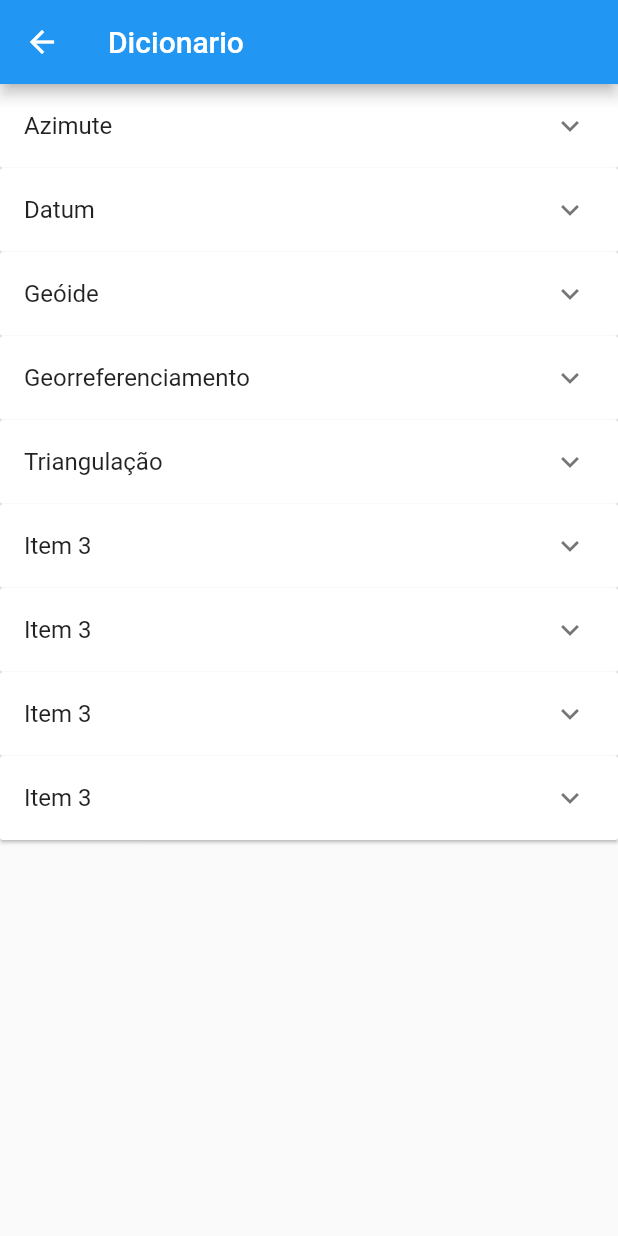
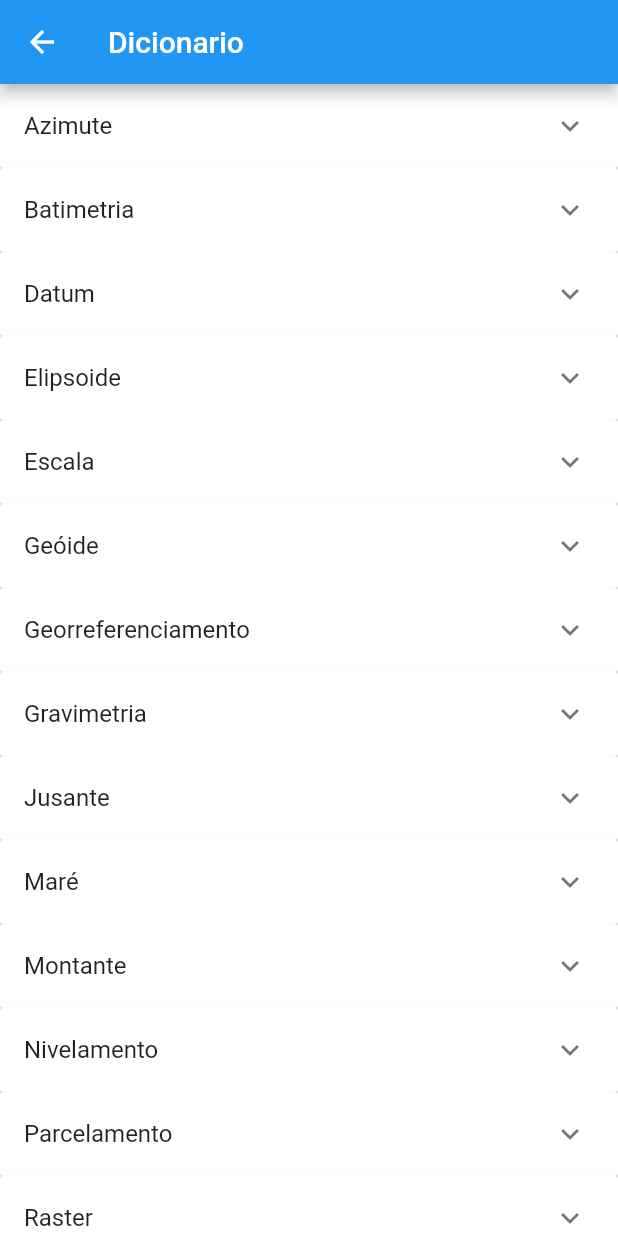
Before and after one commit to Makas-M/ALLCIG, a Flutter app: the Dicionario screen opened directly, on a phone screen of 412 x 824 dp. Run offline on Flutter 3.47's test engine with Material 2 defaults, Android fonts, the phone set to English and light mode, and no system bars.

Commit message:
17 significados no dicionario

```diff
--- a/allcig/lib/Componentes/Dicionario/Dicionario.dart
+++ b/allcig/lib/Componentes/Dicionario/Dicionario.dart
@@ -14,17 +14,23 @@ class Dicionario extends StatefulWidget {
 
 class _DicionarioState extends State<Dicionario> {
   final List<Item>  _items = [
-    Item(
-      title: 'Azimute',
-      content: 'Azimute é a medida angular horizontal entre uma direcção de referência, geralmente o norte, e um ponto específico em um plano horizontal.'),
-    Item(title: 'Datum', content: 'É um conjunto de parâmetros que define a posição e orientação de um elipsoide de referência em relação à Terra real. É usado como base para determinar coordenadas geográficas e altitudes.'),
-    Item(title: 'Geóide', content: 'É uma superfície equipotencial do campo gravitacional terrestre que melhor se ajusta ao nível médio dos oceanos em todo o planeta. É usado como referência para medir altitudes e representa a forma "real" da Terra, levando em conta as irregularidades topográficas.'),
-    Item(title: 'Georreferenciamento', content: 'É o processo de associar coordenadas geodésicas a objectos, imagens ou dados geoespaciais. É usado para garantir a precisão e a consistência dos dados geográficos.'),
-    Item(title: 'Triangulação', content: 'É um método de levantamento geodésico que envolve a medição de ângulos e distâncias entre pontos para determinar suas coordenadas geodésicas.'),
-    Item(title: 'Item 3', content: 'Conteúdo do Item 3'),
-    Item(title: 'Item 3', content: 'Conteúdo do Item 3'),
-    Item(title: 'Item 3', content: 'Conteúdo do Item 3'),
-    Item(title: 'Item 3', content: 'Conteúdo do Item 3'),
+    Item(title: 'Azimute', content: 'Medida angular horizontal entre uma direcção de referência, geralmente o norte, e um ponto específico em um plano horizontal.'),
+    Item(title: 'Batimetria', content: 'Levantamento topográfico subaquático que envolve a medição e o mapeamento da profundidade dos corpos de água, como oceanos, lagos e rios.'),
+    Item(title: 'Datum', content: 'Conjunto de parâmetros que define a posição e orientação de um elipsoide de referência em relação à Terra real. É usado como base para determinar coordenadas geográficas e altitudes.'),
+    Item(title: 'Elipsoide', content: 'Modelo matemático da forma da Terra, que assume a forma de um elipsoide oblato, ou seja, um esferoide achatado nos polos e alongado no equador.'),
+    Item(title: 'Escala', content: 'Relação matemática entre as dimensões reais do terreno e as dimensões representadas no mapa.'),
+    Item(title: 'Geóide', content: 'Superfície equipotencial do campo gravitacional terrestre que melhor se ajusta ao nível médio dos oceanos em todo o planeta. É usado como referência para medir altitudes e representa a forma "real" da Terra, levando em conta as irregularidades topográficas.'),
+    Item(title: 'Georreferenciamento', content: 'Processo de associar coordenadas geodésicas a objectos, imagens ou dados geoespaciais. É usado para garantir a precisão e a consistência dos dados geográficos.'),
+    Item(title: 'Gravimetria', content: 'Medição do campo gravitacional da Terra para estudar a distribuição de massa dentro do planeta. A gravimetria é usada para determinar a forma e a densidade da Terra.'),
+    Item(title: 'Jusante', content: 'Refere-se à direção do fluxo de água rio abaixo, ou seja, na direção em que o rio segue em direção à sua foz ou deságue. Jusante é o oposto de montante.'),
+    Item(title: 'Maré', content: 'Movimento regular e periódico da água do mar causado principalmente pela atração gravitacional da Lua e, em menor grau, do Sol.'),
+    Item(title: 'Montante', content: 'Refere-se à direção do fluxo de água rio acima, ou seja, na direção contrária ao curso do rio, em direção à nascente ou à fonte do rio. Montante é o oposto de jusante.'),
+    Item(title: 'Nivelamento', content: 'Processo de medição de altitudes relativas entre pontos na superfície da Terra, utilizando um nível de precisão. É usado para criar perfis de terreno e estabelecer referências altimétricas.'),
+    Item(title: 'Parcelamento', content: 'Processo de dividir uma área de terra em lotes menores para fins de planejamento urbano, projeto de estradas, construção de edifícios, entre outros.'),
+    Item(title: 'Raster', content: 'Formato de dados geoespaciais que representa informações como uma grade de células ou pixels. É frequentemente usado para representar imagens de satélite ou modelos de terreno.'),
+    Item(title: 'Toponímia', content: 'Estudo e a representação dos nomes de lugares em um mapa. A toponímia envolve a identificação, classificação e padronização dos nomes geográficos.'),
+    Item(title: 'Triangulação', content: 'Método de levantamento geodésico que envolve a medição de ângulos e distâncias entre pontos para determinar suas coordenadas geodésicas.'),
+    Item(title: 'Vetor', content: 'Formato de dados geoespaciais que representa informações como pontos, linhas ou polígonos. É usado para representar objetos geográficos discretos, como estradas, rios, edifícios e áreas.'),
   ];
 
   final List<bool> _itemExpandedList = List<bool>.generate(20, (index) => false);
```
